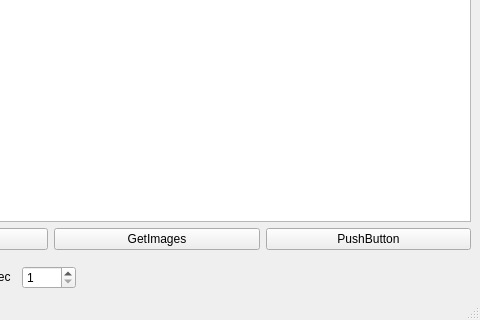
The window that gui/views/ui/widget_camera.ui (Saldenisov/pyconlyse) describes before a commit, drawn with Qt 5; both pictures show x 166 to 646 and y 518 to 838 of the 646 by 838 pixel window.
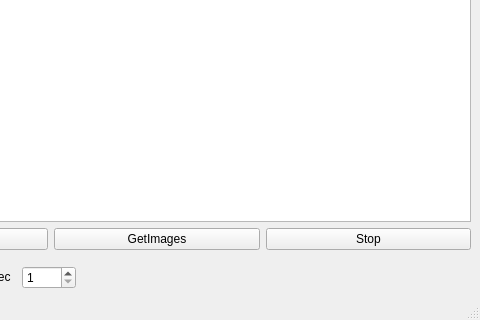
The same window after the commit.

```diff
--- a/gui/views/ui/widget_camera.ui
+++ b/gui/views/ui/widget_camera.ui
@@ -303,7 +303,7 @@
       <item>
        <widget class="QPushButton" name="pushButton_stop">
         <property name="text">
-         <string>PushButton</string>
+         <string>Stop</string>
         </property>
        </widget>
       </item>
```
Left out of the diff: 6 changed lines with no effect on the pictures.
